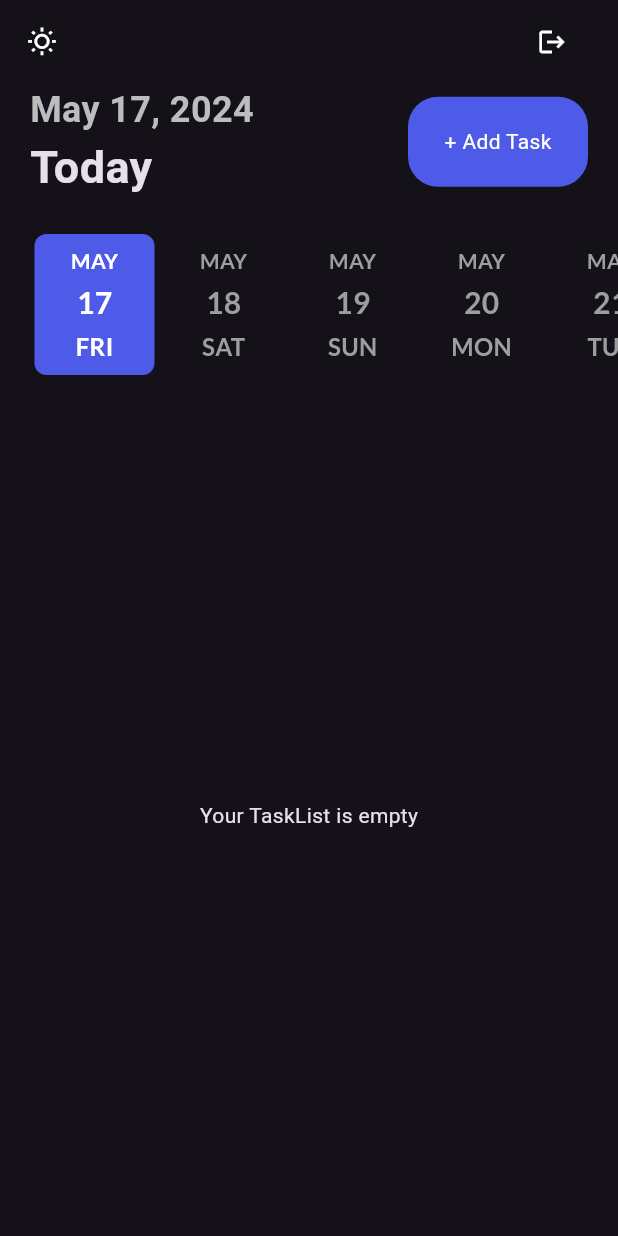
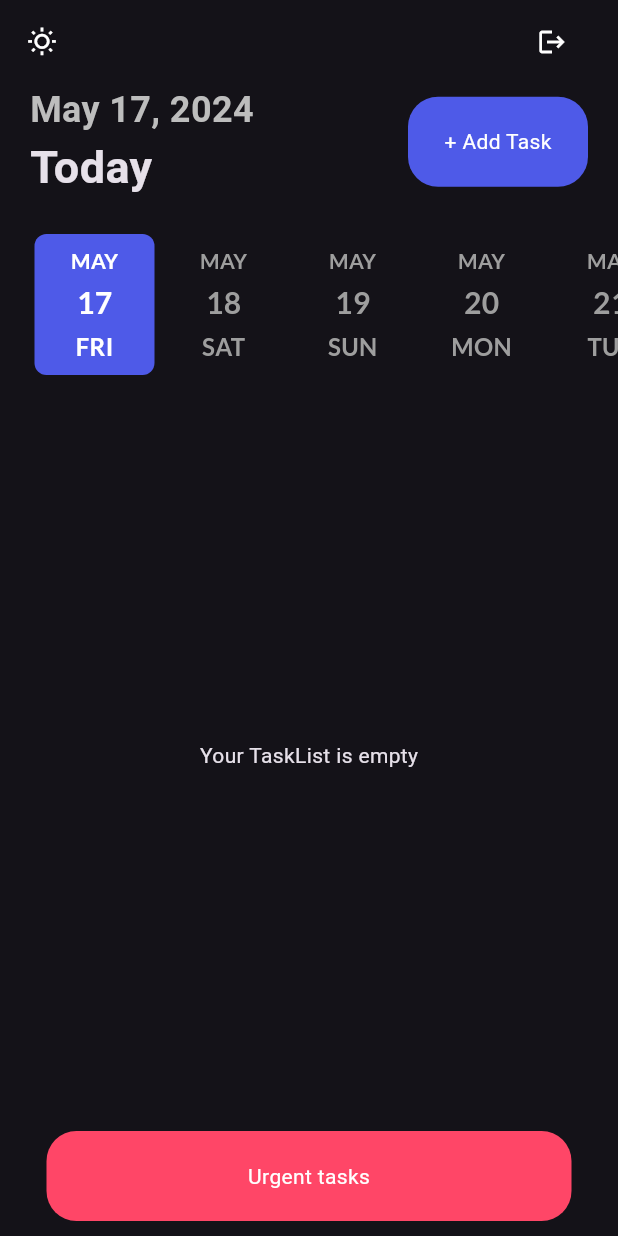
Before and after one commit to achrefGT/to_do_app, a Flutter app: the HomePageUi screen opened directly, after a tap on the "nightlight round" icon, on a phone screen of 412 x 824 dp. Run offline on Flutter 3.47's test engine with Material 3 defaults, Android fonts, the phone set to English and light mode, and no system bars; drawn by our look-alikes of date_picker_timeline; our stand-ins replace cloud_firestore, firebase_auth, firebase_core, flutter_local_notifications, flutter_riverpod, flutter_staggered_animations and 5 more; accounts and stored records are empty.

Commit message:
added get urgent tasks

```diff
--- a/lib/controllers/task_controller.dart
+++ b/lib/controllers/task_controller.dart
@@ -20,7 +20,7 @@ class TaskController {
 
   Future<List<Task>> getTasks() async {
     try {
-      List<Map<String, dynamic>> result = await DBHelper.query();
+      List<Map<String, dynamic>> result = await DBHelper.query(false);
       final tasks = result.map((data) => Task.fromMap(data)).toList();
       return tasks;
     } catch (e) {
@@ -38,4 +38,16 @@ class TaskController {
   void update(Task task) async {
     await DBHelper.update(task);
   }
+
+  Future<List<Task>> getUrgentTasks() async {
+    try {
+      List<Map<String, dynamic>> result = await DBHelper.query(true);
+      final tasks = result.map((data) => Task.fromMap(data)).toList();
+      return tasks;
+    } catch (e) {
+      print("Error fetching urgent tasks from database: $e");
+      return []; // Return an empty list in case of error
+    }
+  }
+
 }
--- a/lib/db/db_helper.dart
+++ b/lib/db/db_helper.dart
@@ -49,18 +49,28 @@ class DBHelper {
 
 
 
-  static Future<List<Map<String, dynamic>>> query() async {
+  static Future<List<Map<String, dynamic>>> query(bool urgent) async {
     try {
-      // Get the current user ID
       final FirebaseAuth auth = FirebaseAuth.instance;
       final User? user = auth.currentUser;
 
       if (user != null) {
         // User is authenticated, proceed to query tasks
         String userId = user.uid;
+        QuerySnapshot querySnapshot;
 
-        // Query tasks where userId matches the current user's ID
-        QuerySnapshot querySnapshot = await _tasksCollection.where('userId', isEqualTo: userId).get();
+        if (urgent) {
+          // Query urgent tasks (color = 2)
+          querySnapshot = await _tasksCollection
+              .where('userId', isEqualTo: userId)
+              .where('color', isEqualTo: 1)
+              .get();
+        } else {
+          // Query all tasks for the user
+          querySnapshot = await _tasksCollection
+              .where('userId', isEqualTo: userId)
+              .get();
+        }
 
         // Convert the QuerySnapshot to a List<Map<String, dynamic>>
         return querySnapshot.docs.map((doc) => doc.data() as Map<String, dynamic>).toList();
@@ -74,6 +84,7 @@ class DBHelper {
       return []; // Return an empty list in case of error
     }
   }
+
 
 
   static Future<void> delete(Task task) async {
--- a/lib/ui/home_page.dart
+++ b/lib/ui/home_page.dart
@@ -7,20 +7,17 @@ import 'package:intl/intl.dart';
 import 'package:to_do_app/controllers/task_controller.dart';
 import 'package:to_do_app/services/theme_services.dart';
 import 'package:to_do_app/services/notification_services.dart';
-
 import 'package:to_do_app/ui/theme.dart';
 import 'package:to_do_app/ui/widgets/button.dart';
-
 import '../services/auth_service.dart';
 import 'login_screen.dart';
 import '../models/task.dart';
 import 'add_task_bar.dart';
 import 'widgets/task_tile.dart';
 
-
-
 class HomePageUi extends ConsumerStatefulWidget {
   const HomePageUi({Key? key}) : super(key: key);
+
   @override
   ConsumerState<HomePageUi> createState() => _HomePageUiState();
 }
@@ -28,11 +25,20 @@ class HomePageUi extends ConsumerStatefulWidget {
 class _HomePageUiState extends ConsumerState<HomePageUi> {
   NotifyHelper notifyHelper = NotifyHelper();
   DateTime _selectedDate = DateTime.now();
+  List<Task> _urgentTasks = [];
+
   @override
   void initState() {
     notifyHelper.initializeNotification();
     notifyHelper.requestIOSPermissions();
     super.initState();
+  }
+
+  Future<void> _fetchUrgentTasks() async {
+    final tasks = await ref.read(taskController).getUrgentTasks(); // Fetch urgent tasks from the controller
+    setState(() {
+      _urgentTasks = tasks;
+    });
   }
 
   @override
@@ -48,8 +54,52 @@ class _HomePageUiState extends ConsumerState<HomePageUi> {
             height: 10,
           ),
           _showTasks(),
+          _urgentTasksButton(), // Add the urgent tasks button here
+
         ],
       ),
+    );
+  }
+
+  Widget _urgentTasksButton() {
+    return Container(
+      margin: const EdgeInsets.symmetric(horizontal: 20, vertical: 10),
+      child: MyButton(
+        lable: "Urgent tasks",
+        onTap: () async {
+          await _fetchUrgentTasks();
+          _showUrgentTasks();
+        },
+        color: pinkClr, // Custom color
+        width: 350, // Custom width
+      ),
+    );
+  }
+
+  void _showUrgentTasks() {
+    showModalBottomSheet(
+      context: context,
+      builder: (context) {
+        return Container(
+          padding: const EdgeInsets.all(20),
+          height: MediaQuery.of(context).size.height * 0.5,
+          child: _urgentTasks.isEmpty
+              ? const Center(child: Text("No urgent tasks found."))
+              : ListView.builder(
+            itemCount: _urgentTasks.length,
+            itemBuilder: (context, index) {
+              final task = _urgentTasks[index];
+              return GestureDetector(
+                onTap: () {
+                  Navigator.pop(context); // Close the bottom sheet before showing the task details
+                  _showBottomSheet(context, task);
+                },
+                child: TaskTile(task),
+              );
+            },
+          ),
+        );
+      },
     );
   }
 
@@ -138,12 +188,10 @@ class _HomePageUiState extends ConsumerState<HomePageUi> {
     );
   }
 
-
   _showBottomSheet(BuildContext context, Task task) {
     final bool isDarkTheme = ref.watch(appThemeProvider).getTheme();
     showModalBottomSheet(
       clipBehavior: Clip.hardEdge,
-        // backgroundColor: Colors.transparent,
       barrierColor: Colors.transparent,
       context: context,
       builder: (context) {
@@ -158,7 +206,9 @@ class _HomePageUiState extends ConsumerState<HomePageUi> {
               color: isDarkTheme ? darkGreyClr : Colors.white,
               borderRadius: const BorderRadius.only(
                 topLeft: Radius.circular(20),
-                      topRight: Radius.circular(20))),
+                topRight: Radius.circular(20),
+              ),
+            ),
             height: task.isCompleted == true
                 ? MediaQuery.of(context).size.height * 0.24
                 : MediaQuery.of(context).size.height * 0.32,
@@ -169,8 +219,8 @@ class _HomePageUiState extends ConsumerState<HomePageUi> {
                   width: 120,
                   decoration: BoxDecoration(
                     borderRadius: BorderRadius.circular(10),
-                        color:
-                            isDarkTheme ? Colors.grey[600] : Colors.grey[300]),
+                    color: isDarkTheme ? Colors.grey[600] : Colors.grey[300],
+                  ),
                 ),
                 const Spacer(),
                 task.isCompleted == true
@@ -183,7 +233,8 @@ class _HomePageUiState extends ConsumerState<HomePageUi> {
                     ref.refresh(getTasksController.future);
                     Navigator.pop(context);
                   },
-                      color: primaryClr),
+                  color: primaryClr,
+                ),
                 _bottomSheetButton(
                   context: context,
                   label: "Delete Task",
@@ -194,10 +245,7 @@ class _HomePageUiState extends ConsumerState<HomePageUi> {
                   },
                   color: Colors.red[300]!,
                 ),
-
-                  const SizedBox(
-                    height: 20,
-                  ),
+                const SizedBox(height: 20),
                 _bottomSheetButton(
                   context: context,
                   label: "Close",
@@ -205,15 +253,15 @@ class _HomePageUiState extends ConsumerState<HomePageUi> {
                     Navigator.pop(context);
                   },
                   color: Colors.red[300]!,
-                      isClose: true),
-                  const SizedBox(
-                    height: 10,
-                  )
+                  isClose: true,
+                ),
+                const SizedBox(height: 10),
               ],
             ),
           ),
         );
-        });
+      },
+    );
   }
 
   _bottomSheetButton({
@@ -238,7 +286,8 @@ class _HomePageUiState extends ConsumerState<HomePageUi> {
                 ? Colors.grey[600]!
                 : Colors.grey[300]!
                 : color,
-              width: 2),
+            width: 2,
+          ),
           borderRadius: BorderRadius.circular(20),
         ),
         child: Center(
@@ -266,11 +315,20 @@ class _HomePageUiState extends ConsumerState<HomePageUi> {
         selectionColor: primaryClr,
         selectedTextColor: white,
         dateTextStyle: GoogleFonts.lato().copyWith(
-            fontSize: 20, fontWeight: FontWeight.w600, color: Colors.grey),
+          fontSize: 20,
+          fontWeight: FontWeight.w600,
+          color: Colors.grey,
+        ),
         dayTextStyle: GoogleFonts.lato().copyWith(
-            fontSize: 16, fontWeight: FontWeight.w600, color: Colors.grey),
+          fontSize: 16,
+          fontWeight: FontWeight.w600,
+          color: Colors.grey,
+        ),
         monthTextStyle: GoogleFonts.lato().copyWith(
-            fontSize: 14, fontWeight: FontWeight.w600, color: Colors.grey),
+          fontSize: 14,
+          fontWeight: FontWeight.w600,
+          color: Colors.grey,
+        ),
         onDateChange: (date) {
           setState(() {
             _selectedDate = date;
@@ -301,7 +359,7 @@ class _HomePageUiState extends ConsumerState<HomePageUi> {
               Text(
                 "Today",
                 style: headingStyle,
-              )
+              ),
             ],
           ),
           MyButton(
@@ -310,14 +368,17 @@ class _HomePageUiState extends ConsumerState<HomePageUi> {
               Navigator.push(
                 context,
                 MaterialPageRoute(
-                        builder: (context) => const AddTaskPage()));
-              })
+                  builder: (context) => const AddTaskPage(),
+                ),
+              );
+            },
+          ),
         ],
       ),
     );
   }
 
-  _appBar() {
+  AppBar _appBar() {
     final bool isDarkTheme = ref.watch(appThemeProvider).getTheme();
     final auth = AuthService();
     return AppBar(
@@ -329,14 +390,15 @@ class _HomePageUiState extends ConsumerState<HomePageUi> {
           notifyHelper.displayNotification(
             title: "Theme Changed",
             body: isDarkTheme
-                  ? "Acticated Light Theme"
-                  : "Acticated Dark Theme");
-          // notifyHelper.scheduledNotification();
+                ? "Activated Light Theme"
+                : "Activated Dark Theme",
+          );
         },
         child: Icon(
           isDarkTheme ? Icons.wb_sunny_outlined : Icons.nightlight_round,
           size: 20,
-            color: isDarkTheme ? Colors.white : Colors.black),
+          color: isDarkTheme ? Colors.white : Colors.black,
+        ),
       ),
       actions: [
         IconButton(
@@ -345,11 +407,7 @@ class _HomePageUiState extends ConsumerState<HomePageUi> {
             size: 20,
             color: isDarkTheme ? Colors.white : Colors.black,
           ),
-
           onPressed: () async {
-
-
-
             // Perform sign out
             await auth.signout();
 
@@ -357,14 +415,13 @@ class _HomePageUiState extends ConsumerState<HomePageUi> {
             goToLogin(context);
           },
         ),
-        SizedBox(width: 20),
+        const SizedBox(width: 20),
       ],
     );
   }
 
-  goToLogin(BuildContext context) => Navigator.push(
+  void goToLogin(BuildContext context) => Navigator.push(
     context,
     MaterialPageRoute(builder: (context) => const LoginScreen()),
   );
-
 }
--- a/lib/ui/widgets/button.dart
+++ b/lib/ui/widgets/button.dart
@@ -2,19 +2,29 @@ import 'package:flutter/material.dart';
 import 'package:to_do_app/ui/theme.dart';
 
 class MyButton extends StatelessWidget {
-  const MyButton({super.key, required this.lable, required this.onTap});
+  const MyButton({
+    Key? key,
+    required this.lable,
+    required this.onTap,
+    this.color = primaryClr,
+    this.width = 120.0,
+  }) : super(key: key);
+
   final String lable;
   final Function onTap;
+  final Color? color;
+  final double width;
+
   @override
   Widget build(BuildContext context) {
     return InkWell(
       onTap: () => onTap(),
       child: Container(
-        width: 120,
+        width: width,
         height: 60,
         decoration: BoxDecoration(
           borderRadius: BorderRadius.circular(20),
-          color: primaryClr,
+          color: color ?? primaryClr,
         ),
         child: Center(
           child: Text(
```
Lines whose indentation alone changed are shown as unchanged.
